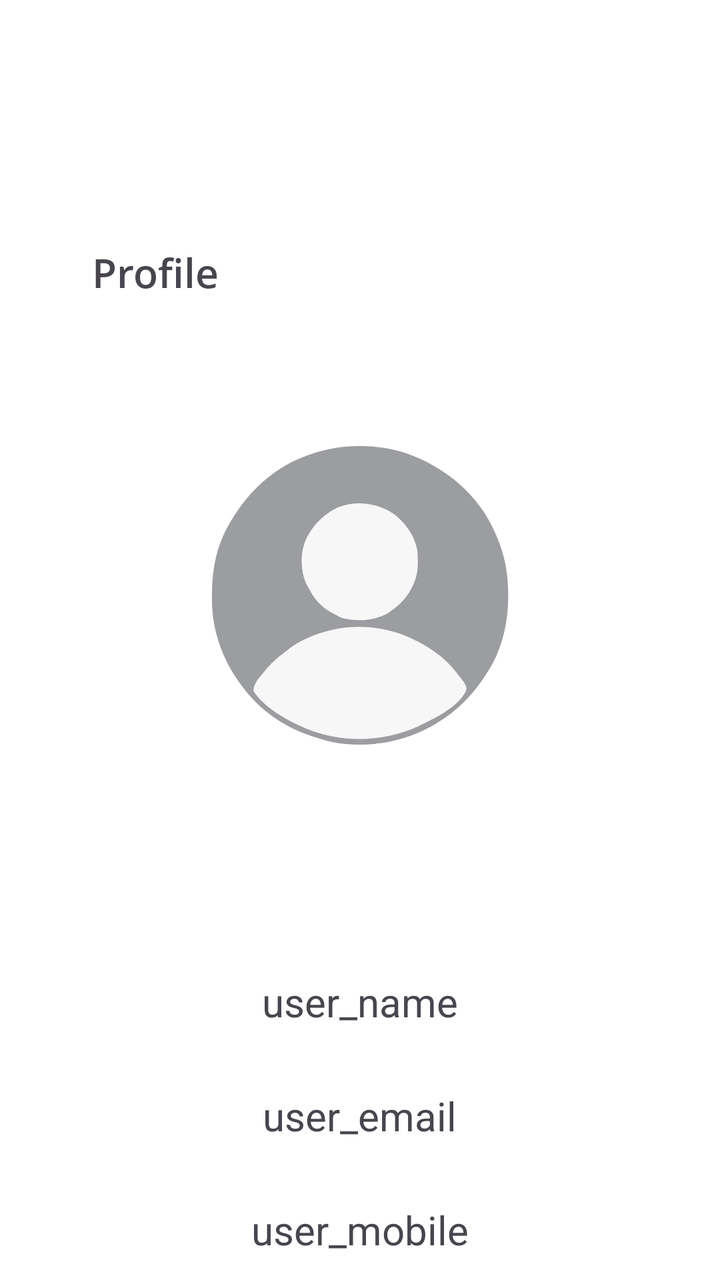
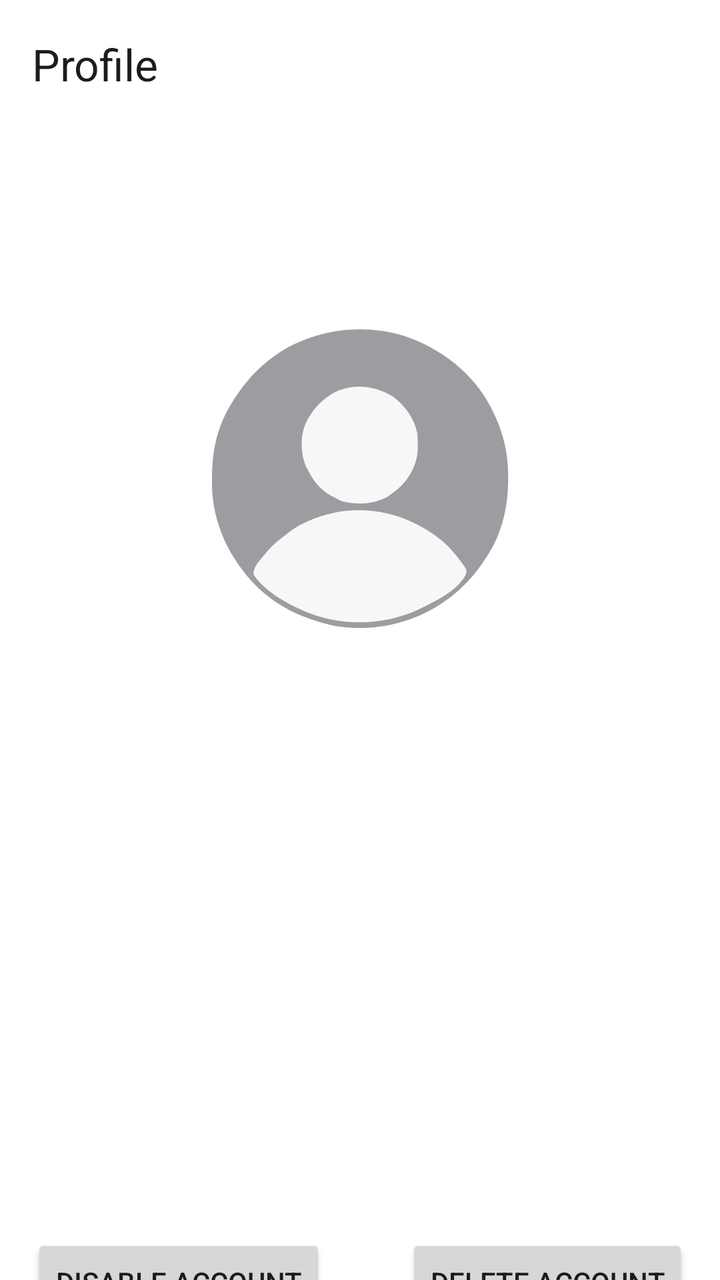

Two renders of the same Android screen: before a commit and after it. Below are the layout's source before the change and the commit's diff.
<!-- AndroidManifest.xml: application theme Base.Theme.FoodD -->
<!-- res/layout/user_profile.xml -->
<?xml version="1.0" encoding="utf-8"?>
<androidx.constraintlayout.widget.ConstraintLayout xmlns:android="http://schemas.android.com/apk/res/android"
    xmlns:app="http://schemas.android.com/apk/res-auto"
    xmlns:tools="http://schemas.android.com/tools"
    android:id="@+id/user_profile_main"
    android:layout_width="match_parent"
    android:layout_height="match_parent">

    <TextView
        android:id="@+id/profile_text"
        android:text="@string/profile_text"
        android:textSize="@dimen/text_size_20"
        android:fontFamily="@font/open_sans_semi_bold"
        android:layout_width="wrap_content"
        android:layout_height="wrap_content"
        app:layout_constraintStart_toStartOf="parent"
        app:layout_constraintTop_toTopOf="parent"
        android:layout_marginStart="@dimen/margin_start_50"
        android:layout_marginTop="@dimen/margin_top_50"
        app:layout_constraintBottom_toTopOf="@id/profile_image"
        app:layout_constraintEnd_toStartOf="@id/profile_image"/>







    <com.google.android.material.imageview.ShapeableImageView
        android:id="@+id/profile_image"
        android:layout_width="@dimen/profile_image_width"
        android:layout_height="@dimen/profile_image_height"
        app:srcCompat="@drawable/user"
        app:layout_constraintTop_toTopOf="@id/profile_text"
        app:layout_constraintStart_toStartOf="parent"
        app:layout_constraintEnd_toEndOf="parent"
        app:layout_constraintBottom_toTopOf="@id/user_data_layout"
        android:layout_marginTop="@dimen/margin_top_100"
        app:shapeAppearanceOverlay="@style/user_profile_style"/>

    <LinearLayout
        android:id="@+id/user_data_layout"
        android:layout_width="match_parent"
        android:layout_height="wrap_content"
        android:orientation="vertical"
        app:layout_constraintStart_toStartOf="parent"
        app:layout_constraintEnd_toEndOf="parent"
        app:layout_constraintTop_toBottomOf="@id/profile_image"
        android:gravity="center_horizontal"
        android:layout_marginTop="@dimen/margin_top_100">

        <TextView
            android:id="@+id/user_name"
            android:text="@string/user_name"
            android:textSize="@dimen/text_size_20"
            android:layout_width="wrap_content"
            android:layout_height="wrap_content"
            android:layout_margin="@dimen/margin_15"/>

        <TextView
            android:id="@+id/user_email"
            android:text="@string/user_email"
            android:textSize="@dimen/text_size_20"
            android:layout_width="wrap_content"
            android:layout_height="wrap_content"
            android:layout_margin="@dimen/margin_15"/>

        <TextView
            android:id="@+id/user_mobile"
            android:text="@string/user_mobile"
            android:textSize="@dimen/text_size_20"
            android:layout_width="wrap_content"
            android:layout_height="wrap_content"
            android:layout_margin="@dimen/margin_15"/>

        <TextView
            android:id="@+id/user_gender"
            android:text="@string/user_gender"
            android:textSize="@dimen/text_size_20"
            android:layout_width="wrap_content"
            android:layout_height="wrap_content"
            android:layout_margin="@dimen/margin_15"/>

    </LinearLayout>


    <androidx.constraintlayout.widget.ConstraintLayout
        android:id="@+id/buttons_layout"
        android:layout_width="wrap_content"
        android:layout_height="wrap_content"
        app:layout_constraintStart_toStartOf="parent"
        app:layout_constraintEnd_toEndOf="parent"
        app:layout_constraintTop_toBottomOf="@id/user_data_layout"
        app:layout_constraintBottom_toBottomOf="parent"
        app:layout_constraintHorizontal_chainStyle="spread">

    <Button
        android:id="@+id/disable_account"
        android:text="@string/disable_account_text"
        android:layout_width="wrap_content"
        android:layout_height="wrap_content"
        app:layout_constraintStart_toStartOf="parent"
        app:layout_constraintEnd_toStartOf="@id/delete_account"
        tools:ignore="MissingConstraints"
        android:layout_marginEnd="@dimen/margin_end_40"/>

    <Button
        android:id="@+id/delete_account"
        android:text="@string/delete_account_text"
        android:layout_width="wrap_content"
        android:layout_height="wrap_content"
        app:layout_constraintEnd_toEndOf="parent"
        app:layout_constraintStart_toEndOf="@id/disable_account"
        tools:ignore="MissingConstraints" />

    </androidx.constraintlayout.widget.ConstraintLayout>


</androidx.constraintlayout.widget.ConstraintLayout>
<!-- resources referenced by this layout -->
<resources>
  <dimen name="margin_15">15dp</dimen>
  <dimen name="margin_end_40">40dp</dimen>
  <dimen name="margin_start_50">50dp</dimen>
  <dimen name="margin_top_100">100dp</dimen>
  <dimen name="margin_top_50">50dp</dimen>
  <dimen name="profile_image_height">150dp</dimen>
  <dimen name="profile_image_width">150dp</dimen>
  <dimen name="text_size_20">20sp</dimen>
  <!-- drawable user: vector/xml drawable (drawable, 2453 chars, omitted) -->
  <string name="delete_account_text">Delete Account</string>
  <string name="disable_account_text">Disable Account</string>
  <string name="profile_text">Profile</string>
  <string name="user_email">user_email</string>
  <string name="user_gender">user_gender</string>
  <string name="user_mobile">user_mobile</string>
  <string name="user_name">user_name</string>
  <style name="user_profile_style">
          <item name="cornerFamily">rounded</item>
          <item name="cornerSize">50%</item>
      </style>
  <style name="Base.Theme.FoodD" parent="Theme.Material3.DayNight.NoActionBar">
  
          <item name="colorPrimary">@color/primary</item>
  
          <item name="colorOnPrimary">@android:color/white</item>
  
          <item name="android:windowBackground">@color/background_light</item>
  
          <item name="colorSurface">@color/surface_light</item>
  
      </style>
  <color name="primary">#FF7A00</color>
  <color name="background_light">#FFFFFF</color>
  <color name="surface_light">#FFF8F2</color>
</resources>

<!-- the commit's change to res/layout/user_profile.xml (unified diff, before → after) -->
@@ -6,32 +6,21 @@
     android:layout_width="match_parent"
     android:layout_height="match_parent">
 
-    <TextView
-        android:id="@+id/profile_text"
-        android:text="@string/profile_text"
-        android:textSize="@dimen/text_size_20"
-        android:fontFamily="@font/open_sans_semi_bold"
-        android:layout_width="wrap_content"
-        android:layout_height="wrap_content"
-        app:layout_constraintStart_toStartOf="parent"
+    <com.google.android.material.appbar.MaterialToolbar
+        android:id="@+id/app_bar"
+        android:layout_width="match_parent"
+        android:layout_height="?attr/actionBarSize"
+        android:background="?attr/android:windowBackground"
+        app:title="Profile"
         app:layout_constraintTop_toTopOf="parent"
-        android:layout_marginStart="@dimen/margin_start_50"
-        android:layout_marginTop="@dimen/margin_top_50"
-        app:layout_constraintBottom_toTopOf="@id/profile_image"
-        app:layout_constraintEnd_toStartOf="@id/profile_image"/>
-
-
-
-
-
-
+        app:layout_constraintBottom_toTopOf="@id/profile_image" />
 
     <com.google.android.material.imageview.ShapeableImageView
         android:id="@+id/profile_image"
         android:layout_width="@dimen/profile_image_width"
         android:layout_height="@dimen/profile_image_height"
         app:srcCompat="@drawable/user"
-        app:layout_constraintTop_toTopOf="@id/profile_text"
+        app:layout_constraintTop_toBottomOf="@id/app_bar"
         app:layout_constraintStart_toStartOf="parent"
         app:layout_constraintEnd_toEndOf="parent"
         app:layout_constraintBottom_toTopOf="@id/user_data_layout"
@@ -51,7 +40,6 @@
 
         <TextView
             android:id="@+id/user_name"
-            android:text="@string/user_name"
             android:textSize="@dimen/text_size_20"
             android:layout_width="wrap_content"
             android:layout_height="wrap_content"
@@ -59,7 +47,6 @@
 
         <TextView
             android:id="@+id/user_email"
-            android:text="@string/user_email"
             android:textSize="@dimen/text_size_20"
             android:layout_width="wrap_content"
             android:layout_height="wrap_content"
@@ -67,7 +54,6 @@
 
         <TextView
             android:id="@+id/user_mobile"
-            android:text="@string/user_mobile"
             android:textSize="@dimen/text_size_20"
             android:layout_width="wrap_content"
             android:layout_height="wrap_content"
@@ -75,7 +61,6 @@
 
         <TextView
             android:id="@+id/user_gender"
-            android:text="@string/user_gender"
             android:textSize="@dimen/text_size_20"
             android:layout_width="wrap_content"
             android:layout_height="wrap_content"
<!-- resource entries referenced after the edit -->
@@ -2,20 +2,13 @@
 <resources>
   <dimen name="margin_15">15dp</dimen>
   <dimen name="margin_end_40">40dp</dimen>
-  <dimen name="margin_start_50">50dp</dimen>
   <dimen name="margin_top_100">100dp</dimen>
-  <dimen name="margin_top_50">50dp</dimen>
   <dimen name="profile_image_height">150dp</dimen>
   <dimen name="profile_image_width">150dp</dimen>
   <dimen name="text_size_20">20sp</dimen>
   <!-- drawable user: vector/xml drawable (drawable, 2453 chars, omitted) -->
   <string name="delete_account_text">Delete Account</string>
   <string name="disable_account_text">Disable Account</string>
-  <string name="profile_text">Profile</string>
-  <string name="user_email">user_email</string>
-  <string name="user_gender">user_gender</string>
-  <string name="user_mobile">user_mobile</string>
-  <string name="user_name">user_name</string>
   <style name="user_profile_style">
           <item name="cornerFamily">rounded</item>
           <item name="cornerSize">50%</item>
@@ -26,13 +19,13 @@
   
           <item name="colorOnPrimary">@android:color/white</item>
   
-          <item name="android:windowBackground">@color/background_light</item>
+          <item name="android:windowBackground">@color/white</item>
   
           <item name="colorSurface">@color/surface_light</item>
   
       </style>
   <color name="primary">#FF7A00</color>
-  <color name="background_light">#FFFFFF</color>
+  <color name="white">#FFFFFFFF</color>
   <color name="surface_light">#FFF8F2</color>
 </resources>
 
